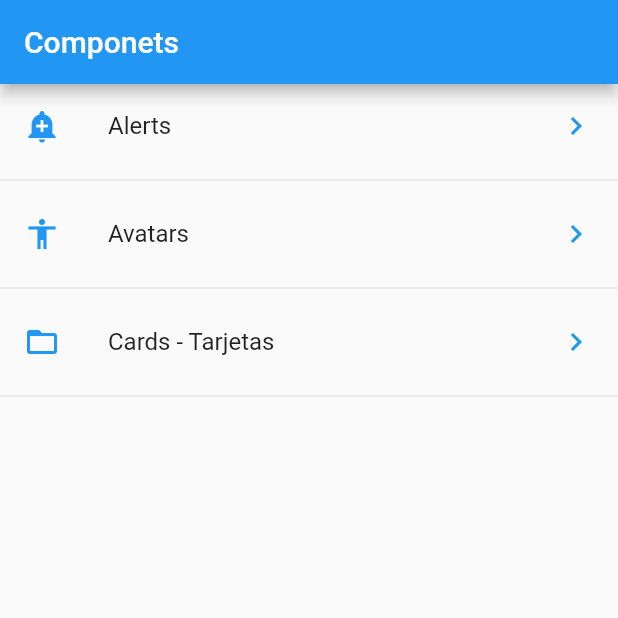
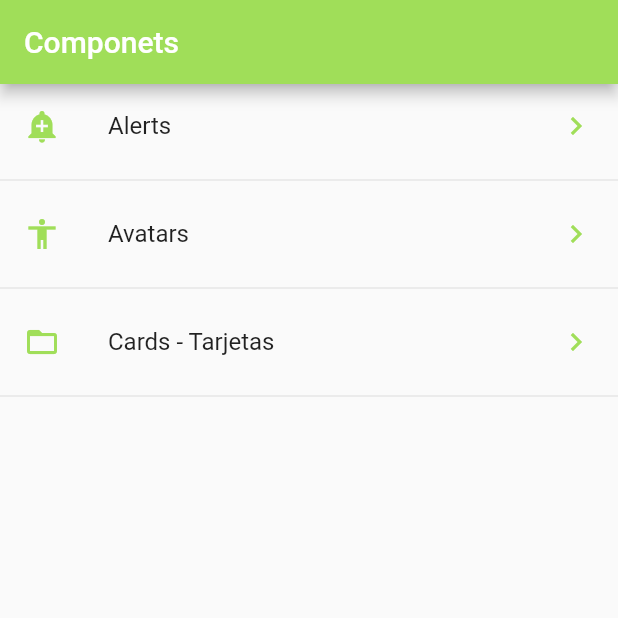
Before and after one commit to Christianesk/flutter-components, a Flutter app: the screen it shows after launch, on a phone screen of 412 x 824 dp, the top half of it. Run offline on Flutter 3.47's test engine with Material 2 defaults, Android fonts, the phone set to English and light mode, and no system bars.

Commit message:
Global color application

```diff
--- a/lib/src/pages/alert_page.dart
+++ b/lib/src/pages/alert_page.dart
@@ -1,10 +1,12 @@
 import 'package:flutter/material.dart';
+import 'package:components/src/utils/global_util.dart';
 
 class AlertPage extends StatelessWidget {
   @override
   Widget build(BuildContext context) {
     return Scaffold(
-      appBar: AppBar(title: Text('Alert Page')),
+      appBar: AppBar(
+          title: Text('Alert Page'), backgroundColor: Color(colorApplication)),
       floatingActionButton: FloatingActionButton(
         child: Icon(Icons.add_location),
         onPressed: () {
--- a/lib/src/pages/avatar_page.dart
+++ b/lib/src/pages/avatar_page.dart
@@ -1,10 +1,14 @@
 import 'package:flutter/material.dart';
+import 'package:components/src/utils/global_util.dart';
 
 class AvatarPage extends StatelessWidget {
   @override
   Widget build(BuildContext context) {
     return Scaffold(
-      appBar: AppBar(title: Text('Avatar Page')),
+      appBar: AppBar(
+        title: Text('Avatar Page'),
+        backgroundColor: Color(colorApplication)
+        ),
     );
   }
 }
--- a/lib/src/pages/home_page.dart
+++ b/lib/src/pages/home_page.dart
@@ -1,6 +1,7 @@
-import 'package:components/src/pages/alert_page.dart';
+
 import 'package:components/src/providers/menu_provider.dart';
 import 'package:components/src/utils/icon_string_util.dart';
+import 'package:components/src/utils/global_util.dart';
 import 'package:flutter/material.dart';
 
 class HomePage extends StatelessWidget {
@@ -9,6 +10,7 @@ class HomePage extends StatelessWidget {
     return Scaffold(
       appBar: AppBar(
         title: Text('Componets'),
+        backgroundColor: Color(colorApplication)
       ),
       body: _list(),
     );
@@ -33,7 +35,7 @@ class HomePage extends StatelessWidget {
       final widgetTemp = ListTile(
         title: Text(opt['text']),
         leading: getIcon(opt['icon']),
-        trailing: Icon(Icons.keyboard_arrow_right, color: Colors.blue),
+        trailing: Icon(Icons.keyboard_arrow_right, color: Color(colorApplication)),
         onTap: () {
           Navigator.pushNamed(context, opt['route']);
         },
--- /dev/null
+++ b/lib/src/utils/global_util.dart
@@ -0,0 +1 @@
+final int colorApplication = 0xFFA0DE59;
--- a/lib/src/utils/icon_string_util.dart
+++ b/lib/src/utils/icon_string_util.dart
@@ -1,14 +1,12 @@
 import 'package:flutter/material.dart';
+import 'package:components/src/utils/global_util.dart';
 
-final _icons = <String,IconData>{
-
+final _icons = <String, IconData>{
   'add_alert': Icons.add_alert,
-  'accessibility':Icons.accessibility,
+  'accessibility': Icons.accessibility,
   'folder_open': Icons.folder_open,
 };
 
-Icon getIcon(String nameIcon){
-
-  return Icon(_icons[nameIcon],color: Colors.blue);
-
+Icon getIcon(String nameIcon) {
+  return Icon(_icons[nameIcon], color: Color(colorApplication));
 }
```
Also changed, not shown: lib/src/pages/card_page.dart (+25 -1 lines).
